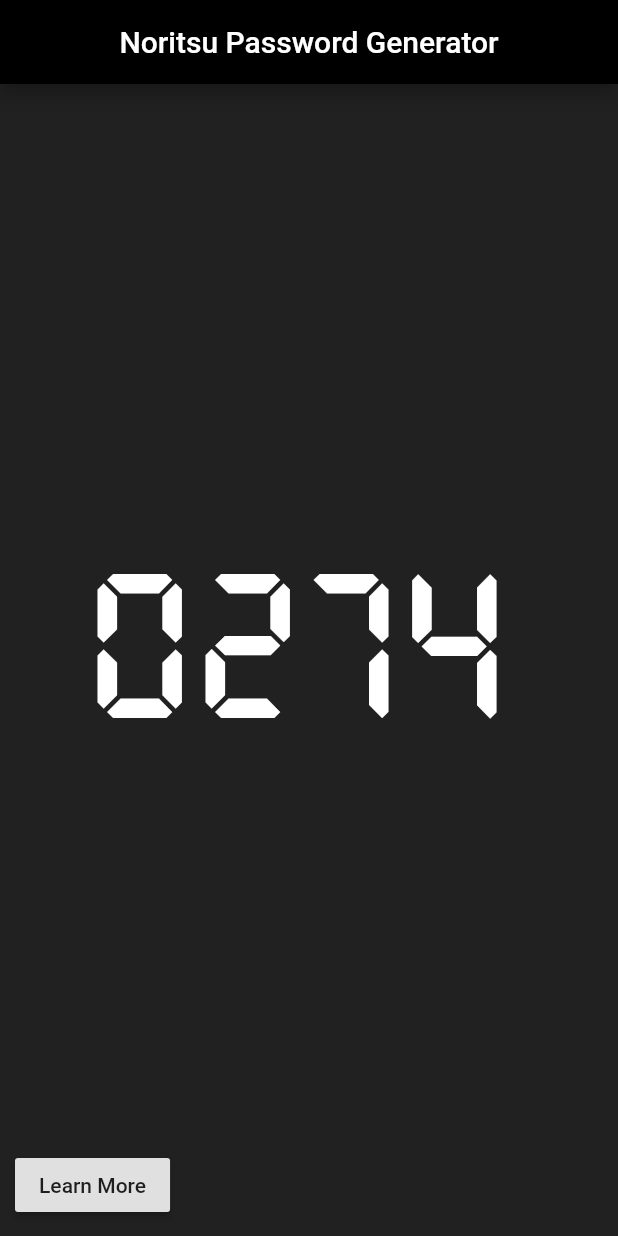
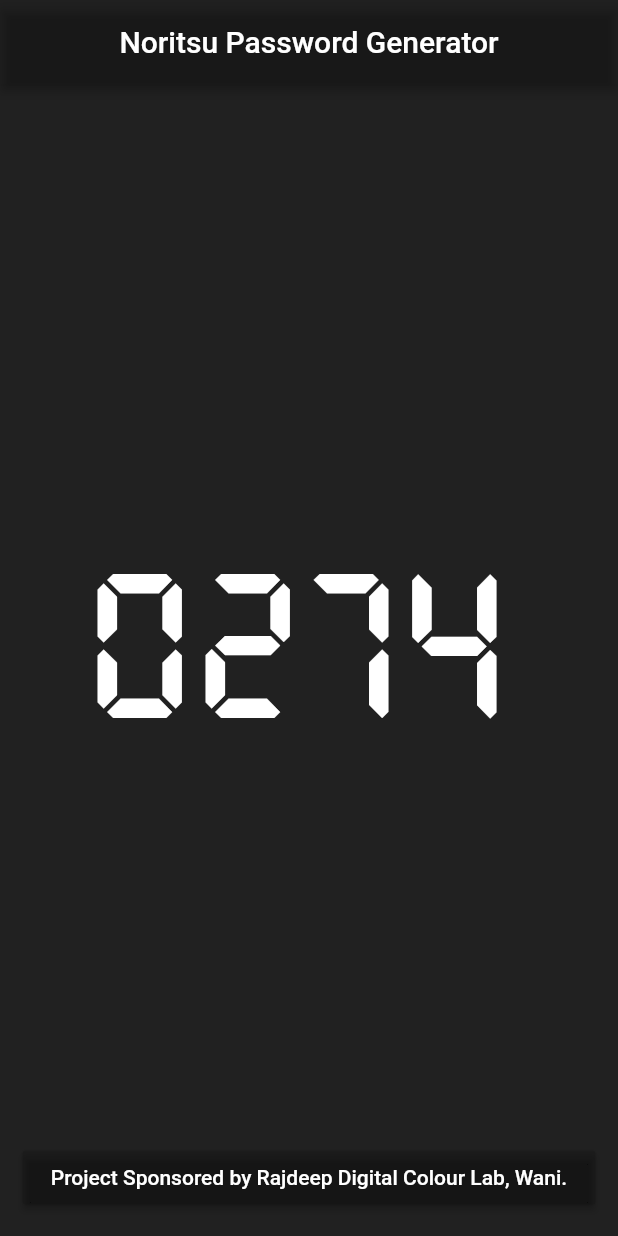
Before and after one commit to RajdeepThakare/Noritsu-Password-Generator, a Flutter app: the screen it shows after launch, on a phone screen of 412 x 824 dp. Run offline on Flutter 3.47's test engine with Material 2 defaults, Android fonts, the phone set to English and light mode, and no system bars.

Commit message:
UI Fixes

```diff
--- a/lib/home.dart
+++ b/lib/home.dart
@@ -22,13 +22,19 @@ class Home extends StatelessWidget {
             ),
           ),
           Align(
-            alignment: Alignment.bottomLeft,
+            alignment: Alignment.bottomCenter,
             child: Container(
               child: RaisedButton(
                 onPressed: _launchURL,
-                child: new Text('Learn More'),
+                child: Text(
+                  'Project Sponsored by Rajdeep Digital Colour Lab, Wani.',
+                  style: TextStyle(color: Colors.white),
+                ),
+                color: Colors.black12,
+                elevation: 2.0,
               ),
-              margin: EdgeInsets.all(10.0),
+              margin: EdgeInsets.all(15.0),
+              width: 400.0,
             ),
           ),
         ],
@@ -38,7 +44,7 @@ class Home extends StatelessWidget {
 }
 
 _launchURL() async {
-  const url = 'https://github.com/RajdeepThakare/Noritsu-Password-Generator';
+  const url = 'https://g.page/Rajdeep-Lab?share';
   if (await canLaunch(url)) {
     await launch(url);
   } else {
--- a/lib/main.dart
+++ b/lib/main.dart
@@ -18,8 +18,8 @@ class MyApp extends StatelessWidget {
             style: TextStyle(color: Colors.white),
           ),
           centerTitle: true,
-          backgroundColor: Colors.black,
-          elevation: 5.0,
+          backgroundColor: Colors.black87,
+          elevation: 3.0,
         ),
         body: Home(),
       ),
--- a/pubspec.yaml
+++ b/pubspec.yaml
@@ -21,7 +21,7 @@ environment:
   sdk: ">=2.7.0 <3.0.0"
 
 dependencies:
-  url_launcher: ^5.4.11
+  url_launcher: ^5.7.6
   flutter:
     sdk: flutter
 
```
Also changed, not shown: pubspec.lock.
